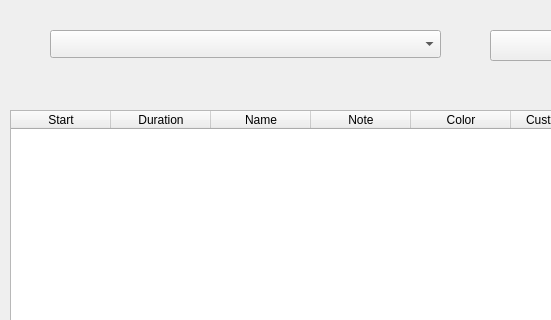
The window that Qt_main.ui (ostiauren/resolve-marker-bank) describes before a commit, drawn with Qt 5; both pictures show x 0 to 551 and y 0 to 320 of the 990 by 606 pixel window.
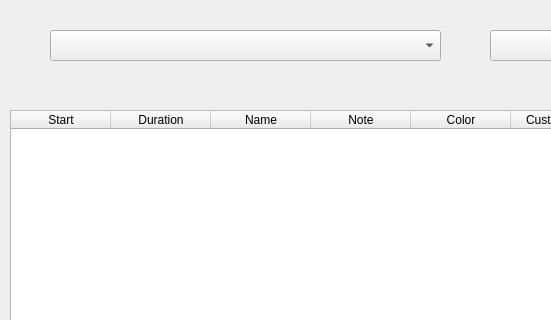
The same window after the commit.

```diff
--- a/Qt_main.ui
+++ b/Qt_main.ui
@@ -60,7 +60,7 @@
       <x>50</x>
       <y>30</y>
       <width>391</width>
-      <height>28</height>
+      <height>31</height>
      </rect>
     </property>
    </widget>
```
